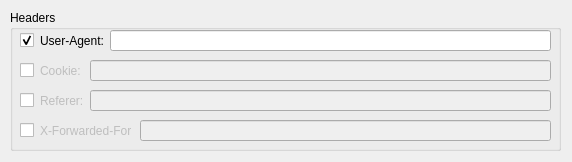
First picture: the form in gui/main/headers.ui, repository kaeso/enema, before the edit.
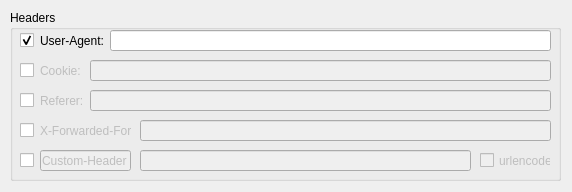
Second picture: the form after the edit.

Commit message: Custom header

Patch:
```diff
--- a/gui/main/headers.ui
+++ b/gui/main/headers.ui
@@ -7,19 +7,19 @@
     <x>0</x>
     <y>0</y>
     <width>572</width>
-    <height>162</height>
+    <height>192</height>
    </rect>
   </property>
   <property name="minimumSize">
    <size>
     <width>572</width>
-    <height>162</height>
+    <height>192</height>
    </size>
   </property>
   <property name="maximumSize">
    <size>
     <width>572</width>
-    <height>162</height>
+    <height>192</height>
    </size>
   </property>
   <property name="windowTitle">
@@ -31,7 +31,7 @@
      <x>10</x>
      <y>10</y>
      <width>551</width>
-     <height>141</height>
+     <height>171</height>
     </rect>
    </property>
    <property name="title">
@@ -223,6 +223,73 @@
      <bool>false</bool>
     </property>
    </widget>
+   <widget class="QCheckBox" name="Custom">
+    <property name="geometry">
+     <rect>
+      <x>10</x>
+      <y>140</y>
+      <width>16</width>
+      <height>21</height>
+     </rect>
+    </property>
+    <property name="text">
+     <string/>
+    </property>
+    <property name="checked">
+     <bool>false</bool>
+    </property>
+   </widget>
+   <widget class="QLineEdit" name="lineCustomHeader">
+    <property name="enabled">
+     <bool>false</bool>
+    </property>
+    <property name="geometry">
+     <rect>
+      <x>130</x>
+      <y>140</y>
+      <width>331</width>
+      <height>21</height>
+     </rect>
+    </property>
+    <property name="text">
+     <string/>
+    </property>
+   </widget>
+   <widget class="QLineEdit" name="lineCustomHeaderName">
+    <property name="enabled">
+     <bool>false</bool>
+    </property>
+    <property name="geometry">
+     <rect>
+      <x>30</x>
+      <y>140</y>
+      <width>91</width>
+      <height>21</height>
+     </rect>
+    </property>
+    <property name="text">
+     <string>Custom-Header</string>
+    </property>
+   </widget>
+   <widget class="QCheckBox" name="urlencode">
+    <property name="enabled">
+     <bool>false</bool>
+    </property>
+    <property name="geometry">
+     <rect>
+      <x>470</x>
+      <y>140</y>
+      <width>71</width>
+      <height>21</height>
+     </rect>
+    </property>
+    <property name="text">
+     <string>urlencode</string>
+    </property>
+    <property name="checked">
+     <bool>false</bool>
+    </property>
+   </widget>
   </widget>
  </widget>
  <resources/>
```
The commit also changes 6 other files.
